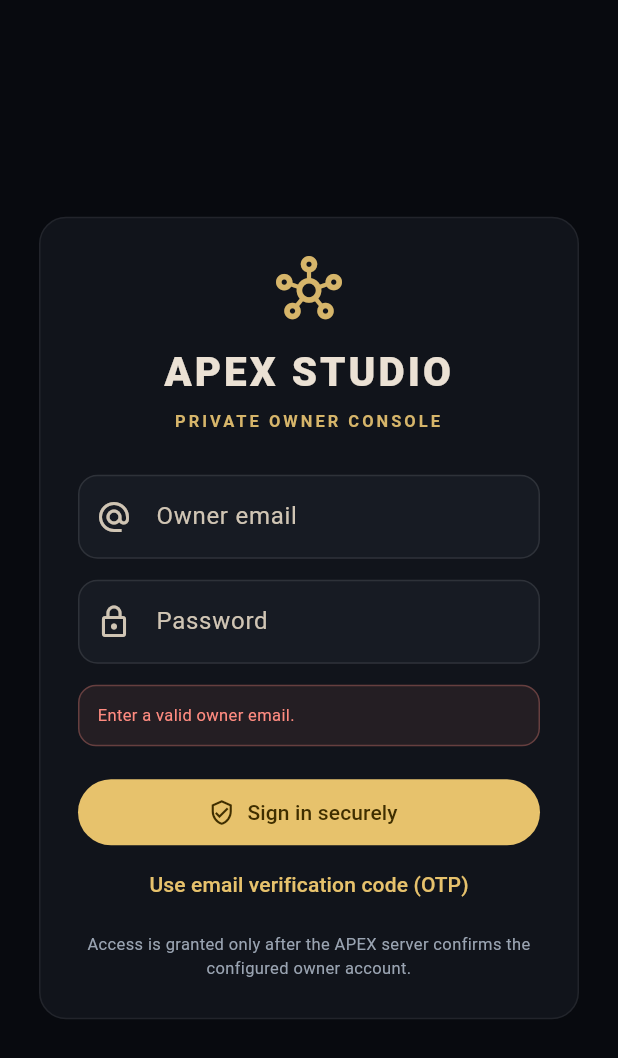
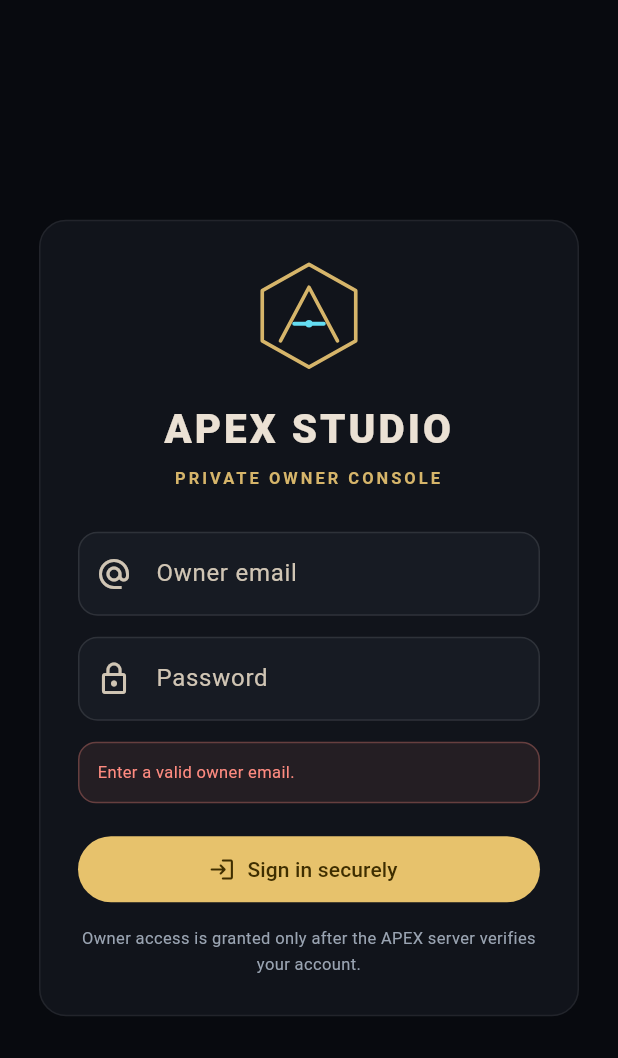
Before and after one commit to yossefahmedsamir00-ship-it/apexstudio1, a Flutter app: the screen it shows after launch, after a tap on "Sign in securely", on a phone screen of 412 x 824 dp. Shown: the top 1058 px of the screen. Run offline on Flutter 3.47's test engine with Material 3 defaults, Android fonts, the phone set to English and light mode, and no system bars; our stand-ins replace supabase_flutter; accounts and stored records are empty.

Commit message:
feat(admin): remove OTP login and introduce custom APEX brand mark

```diff
--- a/flutter_admin/lib/main.dart
+++ b/flutter_admin/lib/main.dart
@@ -76,6 +76,69 @@ class ApexAdminApp extends StatelessWidget {
   }
 }
 
+class ApexBrandMark extends StatelessWidget {
+  const ApexBrandMark({super.key, this.size = 56});
+  final double size;
+
+  @override
+  Widget build(BuildContext context) => SizedBox(
+        width: size,
+        height: size,
+        child: CustomPaint(painter: _ApexBrandPainter()),
+      );
+}
+
+class _ApexBrandPainter extends CustomPainter {
+  @override
+  void paint(Canvas canvas, Size size) {
+    final scale = size.width / 100;
+    canvas.save();
+    canvas.scale(scale, scale);
+
+    final gold = Paint()
+      ..color = _gold
+      ..style = PaintingStyle.stroke
+      ..strokeWidth = 3.2
+      ..strokeJoin = StrokeJoin.round
+      ..strokeCap = StrokeCap.round;
+    final cyan = Paint()
+      ..color = _cyan
+      ..style = PaintingStyle.stroke
+      ..strokeWidth = 3.4
+      ..strokeCap = StrokeCap.round;
+
+    final frame = Path()
+      ..moveTo(50, 5)
+      ..lineTo(91, 28)
+      ..lineTo(91, 72)
+      ..lineTo(50, 95)
+      ..lineTo(9, 72)
+      ..lineTo(9, 28)
+      ..close();
+    canvas.drawPath(frame, gold);
+
+    final apex = Path()
+      ..moveTo(25, 72)
+      ..lineTo(50, 25)
+      ..lineTo(75, 72);
+    canvas.drawPath(apex, gold);
+
+    final crossbar = Path()
+      ..moveTo(37, 57)
+      ..lineTo(63, 57);
+    canvas.drawPath(crossbar, cyan);
+
+    final core = Paint()
+      ..color = _cyan
+      ..style = PaintingStyle.fill;
+    canvas.drawCircle(const Offset(50, 57), 3.2, core);
+    canvas.restore();
+  }
+
+  @override
+  bool shouldRepaint(covariant CustomPainter oldDelegate) => false;
+}
+
 class ConfigScreen extends StatelessWidget {
   const ConfigScreen({super.key});
 
@@ -87,7 +150,7 @@ class ConfigScreen extends StatelessWidget {
             child: Column(
               mainAxisSize: MainAxisSize.min,
               children: [
-                Icon(Icons.hub_outlined, color: _gold, size: 54),
+                ApexBrandMark(size: 64),
                 SizedBox(height: 18),
                 Text('APEX STUDIO Admin', style: TextStyle(fontSize: 25, fontWeight: FontWeight.w800)),
                 SizedBox(height: 10),
@@ -222,38 +285,23 @@ class LoginScreen extends StatefulWidget {
 class _LoginScreenState extends State<LoginScreen> {
   final _email = TextEditingController();
   final _password = TextEditingController();
-  final _otp = TextEditingController();
   bool _busy = false;
-  bool _otpMode = false;
-  bool _otpRequested = false;
   String? _error;
-  String? _notice;
 
   @override
   void dispose() {
     _email.dispose();
     _password.dispose();
-    _otp.dispose();
     super.dispose();
   }
 
-  Future<void> _run(Future<void> Function() action) async {
+  Future<void> _signIn() async {
     if (_busy) return;
     setState(() {
       _busy = true;
       _error = null;
-      _notice = null;
     });
     try {
-      await action();
-    } catch (error) {
-      if (mounted) setState(() => _error = _cleanError(error));
-    } finally {
-      if (mounted) setState(() => _busy = false);
-    }
-  }
-
-  Future<void> _passwordSignIn() async {
       final email = _email.text.trim();
       if (!_validEmail(email)) throw Exception('Enter a valid owner email.');
       if (_password.text.isEmpty) throw Exception('Enter your password.');
@@ -261,34 +309,12 @@ class _LoginScreenState extends State<LoginScreen> {
         email: email,
         password: _password.text,
       );
-    // OwnerAuthGate validates the session server-side before rendering the app.
-  }
-
-  Future<void> _requestOtp() async {
-    final email = _email.text.trim();
-    if (!_validEmail(email)) throw Exception('Enter a valid owner email.');
-    await Supabase.instance.client.auth.signInWithOtp(
-      email: email,
-      shouldCreateUser: false,
-    );
-    if (!mounted) return;
-    setState(() {
-      _otpRequested = true;
-      _otp.clear();
-      _notice = 'If this email is eligible, a sign-in code has been sent. Check your inbox and spam folder.';
-    });
-  }
-
-  Future<void> _verifyOtp() async {
-    final email = _email.text.trim();
-    if (!_validEmail(email)) throw Exception('Enter a valid owner email.');
-    if (_otp.text.trim().length != 6) throw Exception('Enter the 6-digit code from your email.');
-    await Supabase.instance.client.auth.verifyOTP(
-      type: OtpType.email,
-      email: email,
-      token: _otp.text.trim(),
-    );
-    // OwnerAuthGate validates the session server-side before rendering the app.
+      // OwnerAuthGate verifies the signed-in account with the server.
+    } catch (error) {
+      if (mounted) setState(() => _error = _cleanError(error));
+    } finally {
+      if (mounted) setState(() => _busy = false);
+    }
   }
 
   @override
@@ -306,8 +332,8 @@ class _LoginScreenState extends State<LoginScreen> {
                   child: Column(
                     crossAxisAlignment: CrossAxisAlignment.stretch,
                     children: [
-                      const Icon(Icons.hub_outlined, color: _gold, size: 44),
-                      const SizedBox(height: 14),
+                      const Center(child: ApexBrandMark(size: 76)),
+                      const SizedBox(height: 18),
                       const Text(
                         'APEX STUDIO',
                         textAlign: TextAlign.center,
@@ -322,103 +348,40 @@ class _LoginScreenState extends State<LoginScreen> {
                       const SizedBox(height: 28),
                       TextField(
                         controller: _email,
-                        enabled: !_busy && !_otpRequested,
+                        enabled: !_busy,
                         keyboardType: TextInputType.emailAddress,
                         autofillHints: const [AutofillHints.username],
                         decoration: const InputDecoration(labelText: 'Owner email', prefixIcon: Icon(Icons.alternate_email)),
                       ),
-                      if (!_otpMode) ...[
                       const SizedBox(height: 14),
                       TextField(
                         controller: _password,
                         enabled: !_busy,
                         obscureText: true,
                         autofillHints: const [AutofillHints.password],
-                          onSubmitted: (_) => _run(_passwordSignIn),
+                        onSubmitted: (_) => _signIn(),
                         decoration: const InputDecoration(labelText: 'Password', prefixIcon: Icon(Icons.lock_outline)),
                       ),
-                      ] else if (_otpRequested) ...[
+                      if (widget.gateError != null || _error != null) ...[
                         const SizedBox(height: 14),
-                        TextField(
-                          controller: _otp,
-                          enabled: !_busy,
-                          keyboardType: TextInputType.number,
-                          maxLength: 6,
-                          decoration: const InputDecoration(labelText: '6-digit email code', prefixIcon: Icon(Icons.password), counterText: ''),
-                        ),
-                      ],
-                      if (widget.gateError != null) ...[
-                        const SizedBox(height: 14),
-                        _MessageBanner(text: widget.gateError!, isError: true),
-                      ],
-                      if (_error != null) ...[
-                        const SizedBox(height: 14),
-                        _MessageBanner(text: _error!, isError: true),
-                      ],
-                      if (_notice != null) ...[
-                        const SizedBox(height: 14),
-                        _MessageBanner(text: _notice!, isError: false),
+                        _MessageBanner(text: widget.gateError ?? _error!, isError: true),
                       ],
                       const SizedBox(height: 20),
                       FilledButton.icon(
-                        onPressed: _busy
-                            ? null
-                            : () => _run(
-                                  _otpMode
-                                      ? _otpRequested
-                                          ? _verifyOtp
-                                          : _requestOtp
-                                      : _passwordSignIn,
-                                ),
+                        onPressed: _busy ? null : _signIn,
                         icon: _busy
                             ? const SizedBox(width: 17, height: 17, child: CircularProgressIndicator(strokeWidth: 2))
-                            : const Icon(Icons.verified_user_outlined),
+                            : const Icon(Icons.login_rounded),
                         label: Padding(
                           padding: const EdgeInsets.symmetric(vertical: 12),
-                          child: Text(
-                            _busy
-                                ? 'Please wait…'
-                                : _otpMode
-                                    ? _otpRequested
-                                        ? 'Verify owner code'
-                                        : 'Send owner code'
-                                    : 'Sign in securely',
-                          ),
-                        ),
-                      ),
-                      TextButton(
-                        onPressed: _busy
-                            ? null
-                            : () {
-                                setState(() {
-                                  _otpMode = !_otpMode;
-                                  _otpRequested = false;
-                                  _otp.clear();
-                                  _error = null;
-                                  _notice = null;
-                                });
-                              },
-                        child: Text(_otpMode ? 'Use password instead' : 'Use email verification code (OTP)'),
-                      ),
-                      if (_otpMode && _otpRequested)
-                        TextButton(
-                          onPressed: _busy
-                              ? null
-                              : () {
-                                  setState(() {
-                                    _otpRequested = false;
-                                    _otp.clear();
-                                    _notice = null;
-                                    _error = null;
-                                  });
-                                },
-                          child: const Text('Change email / request another code'),
-                        ),
-                      const SizedBox(height: 8),
+                          child: Text(_busy ? 'Please wait…' : 'Sign in securely'),
+                        ),
+                      ),
+                      const SizedBox(height: 14),
                       const Text(
-                        'Access is granted only after the APEX server confirms the configured owner account.',
+                        'Owner access is granted only after the APEX server verifies your account.',
                         textAlign: TextAlign.center,
-                        style: TextStyle(color: _muted, fontSize: 11),
+                        style: TextStyle(color: _muted, fontSize: 11, height: 1.5),
                       ),
                     ],
                   ),
```
Lines whose indentation alone changed are shown as unchanged.
